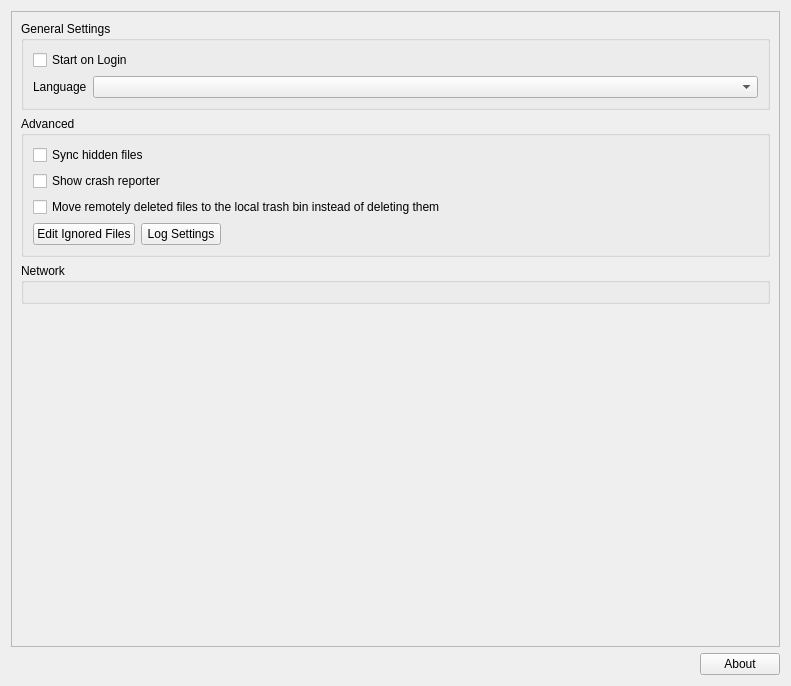
opencloud-eu/desktop, file src/gui/generalsettings.ui: the form before one commit.
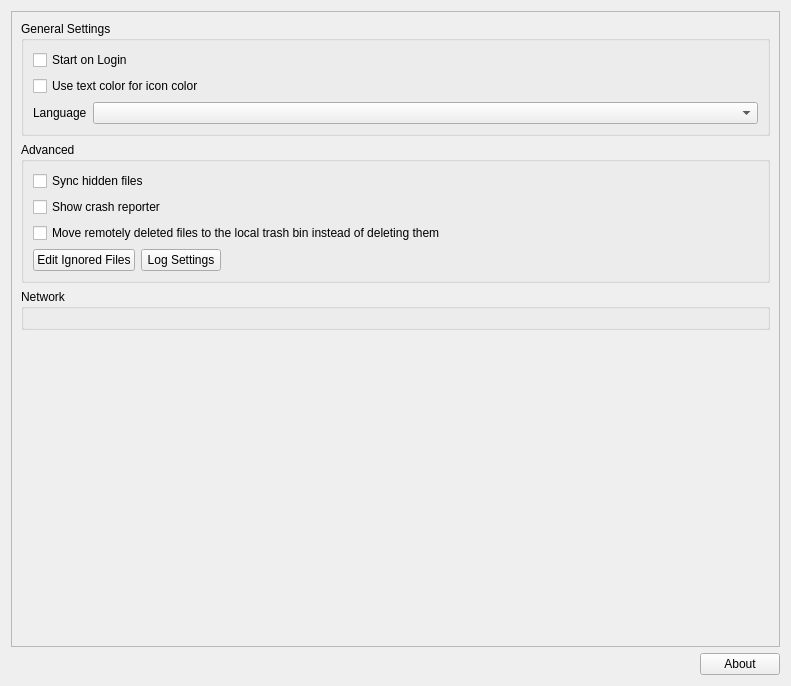
The form after the commit. Custom widgets are drawn as their Qt base class.

Commit message: Implement optional icon coloring with text color

```diff
--- a/src/gui/generalsettings.ui
+++ b/src/gui/generalsettings.ui
@@ -35,7 +35,7 @@
           <string>General Settings</string>
          </property>
          <layout class="QGridLayout" name="gridLayout_2">
-          <item row="1" column="0">
+          <item row="2" column="0">
            <layout class="QHBoxLayout" name="horizontalLayout_6">
             <item>
              <widget class="QLabel" name="languageLabel">
@@ -81,6 +81,13 @@
             </property>
            </widget>
           </item>
+          <item row="1" column="0">
+           <widget class="QCheckBox" name="textIconColorCheckBox">
+            <property name="text">
+             <string>Use text color for icon color</string>
+            </property>
+           </widget>
+          </item>
          </layout>
         </widget>
        </item>
```
The commit also changes 5 other files.
